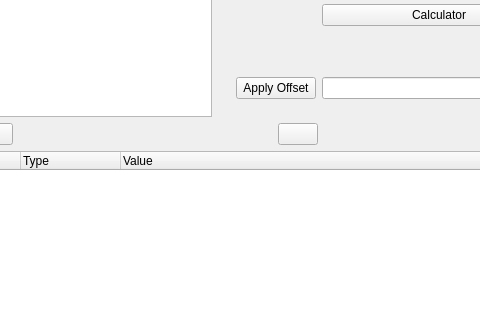
Before: the Qt Designer form GUI/MainWindow.ui in jaredballou/PINCE, drawn with Qt 5; both pictures show x 289 to 769 and y 274 to 594 of the 1008 by 788 pixel window.
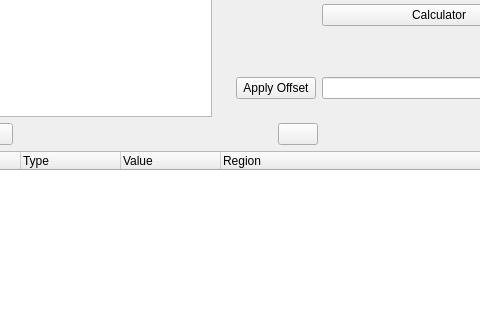
After: the same form once the commit is applied.

Commit message: Added readme, poking at some new features to limit searches to specific regions

Patch:
```diff
--- a/GUI/MainWindow.ui
+++ b/GUI/MainWindow.ui
@@ -63,6 +63,11 @@
         <string>Value</string>
        </property>
       </column>
+      <column>
+       <property name="text">
+        <string>Region</string>
+       </property>
+      </column>
      </widget>
     </item>
     <item row="2" column="0">
```
The commit also changes 3 other files.
